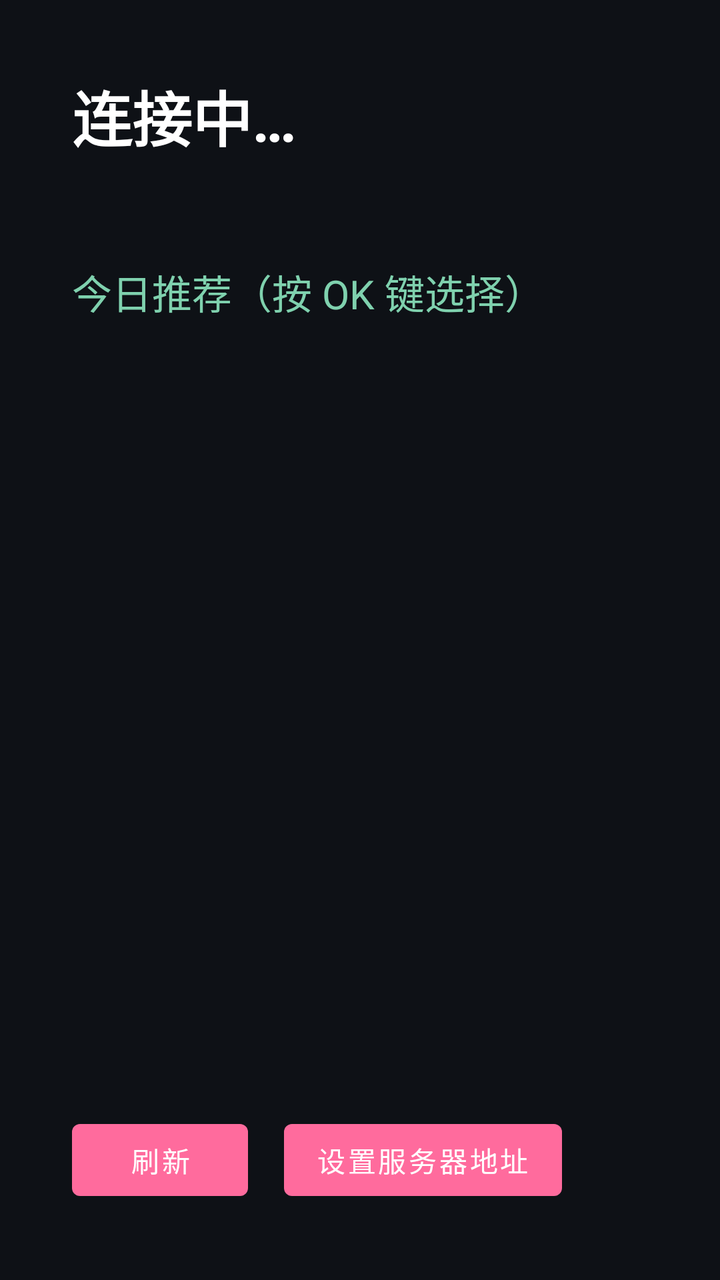
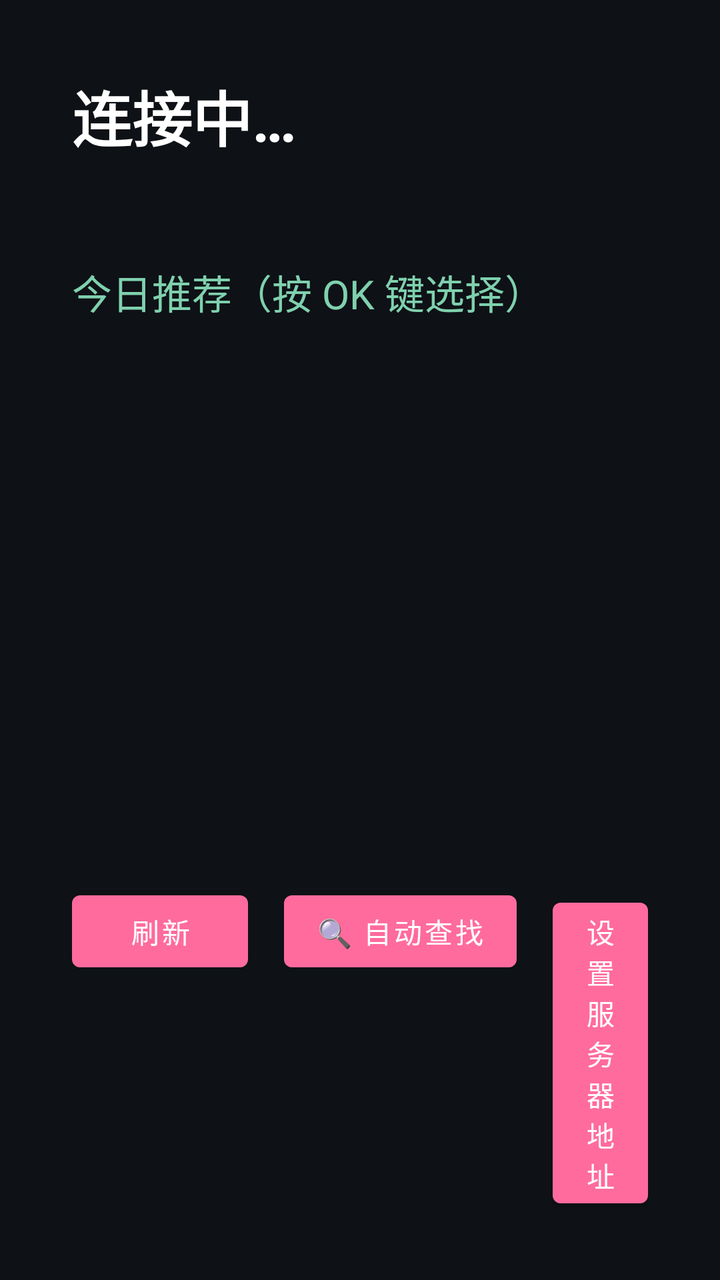

Two renders of the same Android screen: before a commit and after it. Below are the layout's source before the change and the commit's diff.
<!-- AndroidManifest.xml: another module's application theme Theme.HabitTracker -->
<!-- res/layout/tv_video.xml -->
<?xml version="1.0" encoding="utf-8"?>
<LinearLayout xmlns:android="http://schemas.android.com/apk/res/android"
    android:layout_width="match_parent"
    android:layout_height="match_parent"
    android:background="#0E1116"
    android:orientation="vertical"
    android:padding="36dp">

    <TextView
        android:id="@+id/tv_status"
        android:layout_width="match_parent"
        android:layout_height="wrap_content"
        android:text="连接中…"
        android:textColor="#FFFFFF"
        android:textSize="30sp"
        android:textStyle="bold" />

    <TextView
        android:id="@+id/tv_sub"
        android:layout_width="match_parent"
        android:layout_height="wrap_content"
        android:layout_marginTop="8dp"
        android:textColor="#9AA7B4"
        android:textSize="16sp" />

    <TextView
        android:layout_width="match_parent"
        android:layout_height="wrap_content"
        android:layout_marginTop="22dp"
        android:text="今日推荐（按 OK 键选择）"
        android:textColor="#7FD1AE"
        android:textSize="20sp" />

    <LinearLayout
        android:id="@+id/list"
        android:layout_width="match_parent"
        android:layout_height="0dp"
        android:layout_marginTop="12dp"
        android:layout_weight="1"
        android:orientation="vertical" />

    <LinearLayout
        android:layout_width="match_parent"
        android:layout_height="wrap_content"
        android:orientation="horizontal">

        <Button
            android:id="@+id/btn_refresh"
            android:layout_width="wrap_content"
            android:layout_height="wrap_content"
            android:text="刷新" />

        <Button
            android:id="@+id/btn_setup"
            android:layout_width="wrap_content"
            android:layout_height="wrap_content"
            android:layout_marginLeft="18dp"
            android:text="设置服务器地址" />
    </LinearLayout>
</LinearLayout>
<!-- resources referenced by this layout -->
<resources>
  <style name="Theme.HabitTracker" parent="Theme.MaterialComponents.Light.NoActionBar">
          <item name="colorPrimary">@color/child_pink</item>
          <item name="colorPrimaryVariant">@color/child_pink_light</item>
          <item name="colorOnPrimary">@color/white</item>
          <item name="colorSecondary">@color/child_green</item>
          <item name="android:statusBarColor">@color/child_pink_light</item>
      </style>
  <color name="child_pink">#FF6B9D</color>
  <color name="child_pink_light">#FFF0F5</color>
  <color name="white">#FFFFFF</color>
  <color name="child_green">#4CAF50</color>
</resources>

<!-- the commit's change to res/layout/tv_video.xml (unified diff, before → after) -->
@@ -51,6 +51,13 @@
             android:text="刷新" />
 
         <Button
+            android:id="@+id/btn_auto"
+            android:layout_width="wrap_content"
+            android:layout_height="wrap_content"
+            android:layout_marginLeft="18dp"
+            android:text="🔍 自动查找" />
+
+        <Button
             android:id="@+id/btn_setup"
             android:layout_width="wrap_content"
             android:layout_height="wrap_content"
